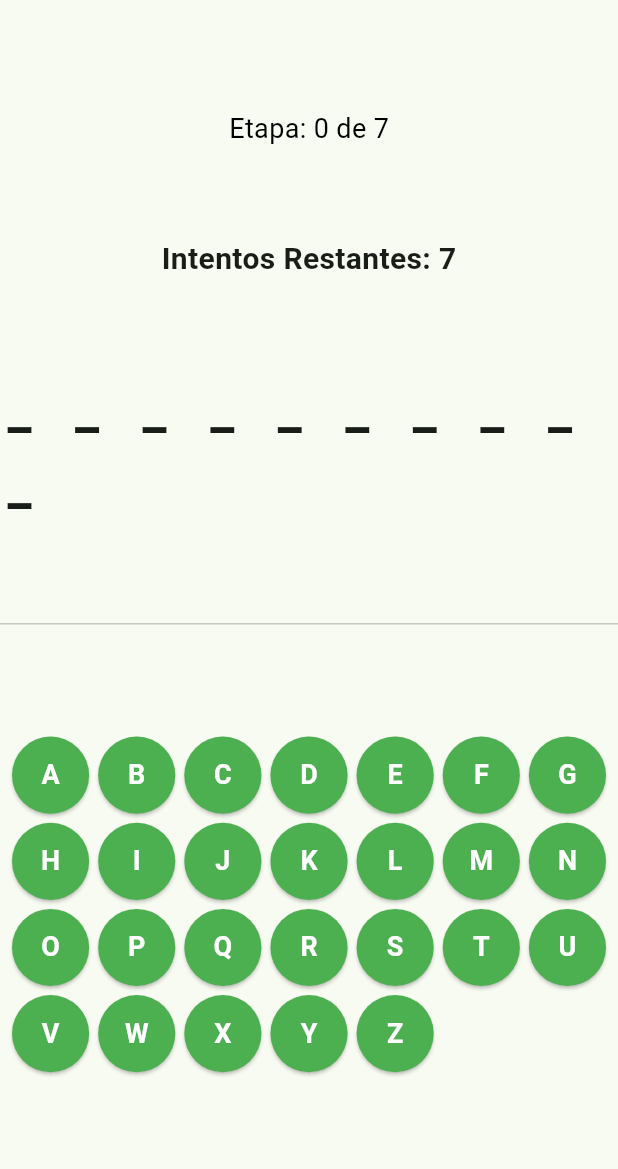
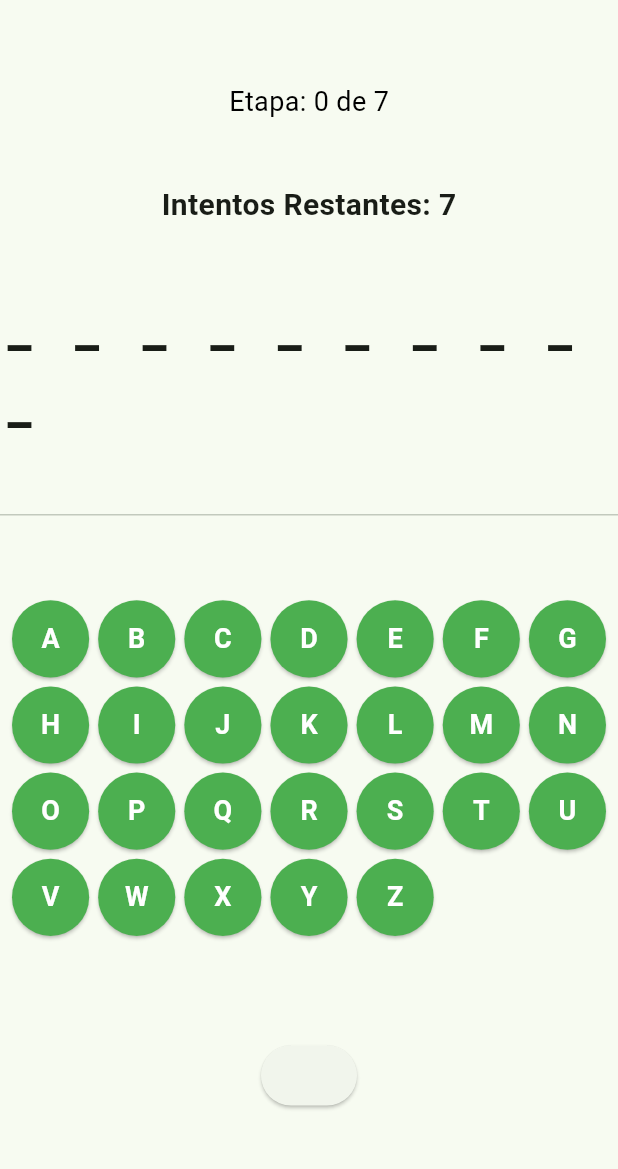
Before and after one commit to SARCOVXD/AhorcadoSistemasDeInfo2, a Flutter app: the screen it shows after launch, on a phone screen of 412 x 824 dp, the part 63-1232 px from its top. Run offline on Flutter 3.47's test engine with Material 3 defaults, Android fonts, the phone set to English and light mode, and no system bars.

Commit message:
Prueba sin reinicio

```diff
--- a/lib/Pantallita/interfaz_de_juego.dart
+++ b/lib/Pantallita/interfaz_de_juego.dart
@@ -145,12 +145,12 @@ class _EstadoPantallaAhorcado extends State<PantallaAhorcado> {
             ),
 
             // Botón de Reiniciar
-            if (juego.haGanado || juego.haPerdido)
+           /// if (juego.haGanado || juego.haPerdido)
               Padding(
-                padding: const EdgeInsets.only(top: 16.0),
+                padding: const EdgeInsets.only(top: 20.0),
                 child: ElevatedButton(
                   onPressed: _reiniciarJuego,
-                  child: const Text('Reiniciar Juego', style: TextStyle(fontSize: 27)),
+           //       child: const Text('REINICIAR JUEGO', style: TextStyle(fontSize: 15)),
                 ),
               ),
           ],
```
